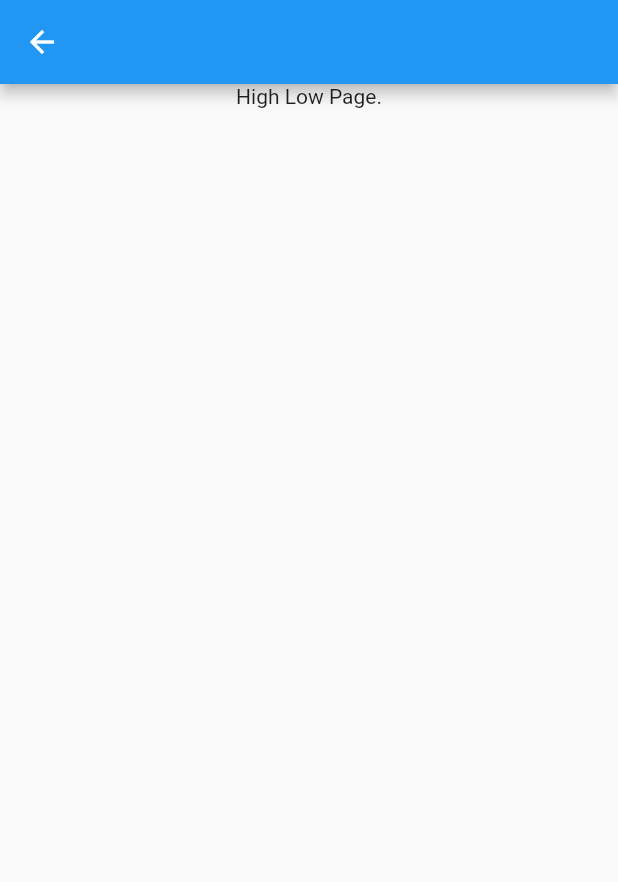
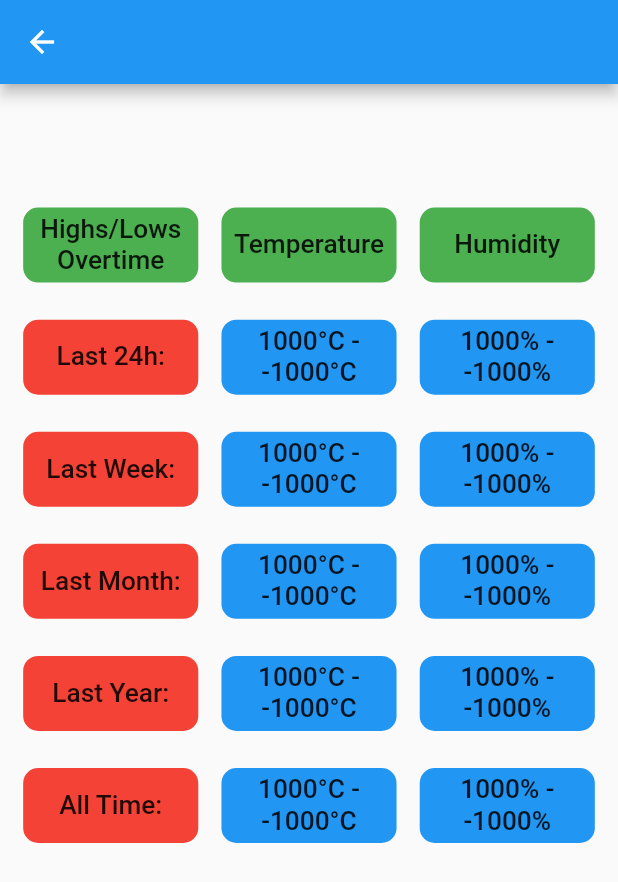
Before and after one commit to rpassmore01/greenhouse_weather_app, a Flutter app: the screen it shows after launch, after a tap on "Highs and Lows", on a phone screen of 412 x 824 dp. Shown: the top 882 px of the screen. Run offline on Flutter 3.47's test engine with Material 2 defaults, Android fonts, the phone set to English and light mode, and no system bars; our stand-ins replace charts_flutter; network calls fail.

Commit message:
Add Highs/Lows tracking page

```diff
--- a/lib/Utils/weather_data_utils.dart
+++ b/lib/Utils/weather_data_utils.dart
@@ -24,3 +24,43 @@ Future<List> loadWeatherData() async{
   }
   return [];
 }
+
+enum WeatherUnits {
+  temperature,
+  humidity
+}
+
+enum DayUnits {
+  day,
+  week,
+  month,
+  year,
+  allTime
+}
+
+DayUnits parseDayUnits(String unit){
+  for(DayUnits parsedUnit in DayUnits.values){
+    if(parsedUnit.name == unit){
+      return parsedUnit;
+    }
+  }
+  return DayUnits.day;
+}
+
+Duration getDurationFromDayUnits(DayUnits units){
+
+  switch (units) {
+    case DayUnits.day:
+      return const Duration(days: 1);
+    case DayUnits.week:
+      return const Duration(days: 7);
+    case DayUnits.month:
+      return const Duration(days: 30);
+    case DayUnits.year:
+      return const Duration(days: 365);
+    case DayUnits.allTime:
+      break;
+  }
+
+  return const Duration(days: 0);
+}
--- a/lib/elements/graph_with_dropdown.dart
+++ b/lib/elements/graph_with_dropdown.dart
@@ -1,3 +1,5 @@
+import 'package:greenhouse_weather_app/Utils/weather_data_utils.dart';
+
 import '../Utils/global_variables.dart';
 
 import 'package:charts_flutter/flutter.dart' as charts;
@@ -59,22 +61,7 @@ class _GraphWithDropdowns extends State {
 
   List<charts.Series<GenericTimeSeries, DateTime>> _createSampleData() {
     final List<GenericTimeSeries> data = [];
-    Duration duration = const Duration(days: 0);
-
-    switch (selectedDate) {
-      case "day":
-        duration = const Duration(days: 1);
-        break;
-      case "week":
-        duration = const Duration(days: 7);
-        break;
-      case "month":
-        duration = const Duration(days: 28);
-        break;
-      case "year":
-        duration = const Duration(days: 365);
-        break;
-    }
+    final Duration duration = getDurationFromDayUnits(parseDayUnits(selectedDate));
 
     for (var i = 0; i < weatherDataJson.length; i++) {
       final today = DateTime.now();
--- a/lib/elements/high_low.dart
+++ b/lib/elements/high_low.dart
@@ -1,6 +1,10 @@
+import 'package:greenhouse_weather_app/Utils/weather_data_utils.dart';
+
+import '../Utils/global_variables.dart';
+
 import 'package:flutter/material.dart';
 
-class HighLow extends StatefulWidget{
+class HighLow extends StatefulWidget {
   const HighLow({Key? key}) : super(key: key);
 
   @override
@@ -11,14 +15,130 @@ class _HighLow extends State {
   @override
   Widget build(BuildContext context) {
     return Scaffold(
-      appBar: AppBar(),
-        body: Column(
+        appBar: AppBar(),
+        body: Column(children: <Widget>[
+
+          //TODO ADD A COOL TITLE HERE
+
+          SizedBox(height: displayHeight * .1),
+
+          Row(
+            mainAxisAlignment: MainAxisAlignment.spaceEvenly,
             children: const [
-              Center(
-                  child: Text('High Low Page.')
-              ),
-            ]
-        )
+              SingleInfoBox(
+                  color: Colors.green, width: .85, height: 50, data: "Highs/Lows\nOvertime"),
+              SingleInfoBox(
+                  color: Colors.green,
+                  width: .85,
+                  height: 50,
+                  data: "Temperature"),
+              SingleInfoBox(
+                  color: Colors.green, width: .85, height: 50, data: "Humidity")
+            ],
+          ),
+
+          const InfoGroup(title: "Last 24h:", dayUnits: DayUnits.day),
+          const InfoGroup(title: "Last Week:", dayUnits: DayUnits.week),
+          const InfoGroup(title: "Last Month:", dayUnits: DayUnits.month),
+          const InfoGroup(title: "Last Year:", dayUnits: DayUnits.year),
+          const InfoGroup(title: "All Time:", dayUnits: DayUnits.allTime),
+
+        ]));
+  }
+}
+
+String getDataPoint(DayUnits dayUnits, WeatherUnits weatherUnits) {
+  final Duration duration = getDurationFromDayUnits(dayUnits);
+  final String units = weatherUnits == WeatherUnits.temperature ? "°C" : "%";
+  int currHigh = -1000; // start low
+  int currLow = 1000; // start high
+
+  for (var i = 0; i < weatherDataJson.length; i++) {
+    final today = DateTime.now();
+    final DateTime currDateTime =
+        DateTime.parse(weatherDataJson[i]['created_on']);
+
+    if (today.subtract(duration).isBefore(currDateTime) ||
+        duration.inDays == 0) {
+      final int currValue = weatherDataJson[i][weatherUnits.name];
+
+      if (currHigh < currValue) {
+        currHigh = currValue;
+      }
+
+      if (currLow > currValue) {
+        currLow = currValue;
+      }
+    }
+  }
+  return "$currLow$units - $currHigh$units";
+}
+
+class InfoGroup extends StatelessWidget {
+  const InfoGroup({Key? key, required this.title, required this.dayUnits})
+      : super(key: key);
+
+  final String title;
+  final DayUnits dayUnits;
+
+  @override
+  Widget build(BuildContext context) {
+    return Column(children: [
+
+      SizedBox(height: displayHeight * .03),
+
+      Row(
+        mainAxisAlignment: MainAxisAlignment.spaceEvenly,
+        children: [
+          SingleInfoBox(color: Colors.red, width: .85, height: 50, data: title),
+          SingleInfoBox(
+              color: Colors.blue,
+              width: .85,
+              height: 50,
+              data: getDataPoint(dayUnits, WeatherUnits.temperature)),
+          SingleInfoBox(
+              color: Colors.blue,
+              width: .85,
+              height: 50,
+              data: getDataPoint(dayUnits, WeatherUnits.humidity))
+        ],
+      )
+    ]);
+  }
+}
+
+class SingleInfoBox extends StatelessWidget {
+  const SingleInfoBox(
+      {Key? key,
+      required this.color,
+      required this.width,
+      required this.height,
+      required this.data})
+      : super(key: key);
+
+  final Color color;
+  final double width;
+  final double height;
+  final String data;
+
+  @override
+  Widget build(BuildContext context) {
+    return Flexible(
+      child: FractionallySizedBox(
+        widthFactor: width,
+        child: Container(
+          decoration: BoxDecoration(
+              color: color,
+              borderRadius: const BorderRadius.all(Radius.circular(10))),
+          height: height,
+          child: Center(
+            child: Text(data,
+                textAlign: TextAlign.center,
+                style: const TextStyle(
+                    fontSize: 17.5, fontWeight: FontWeight.w500)),
+          ),
+        ),
+      ),
     );
   }
 }
```
